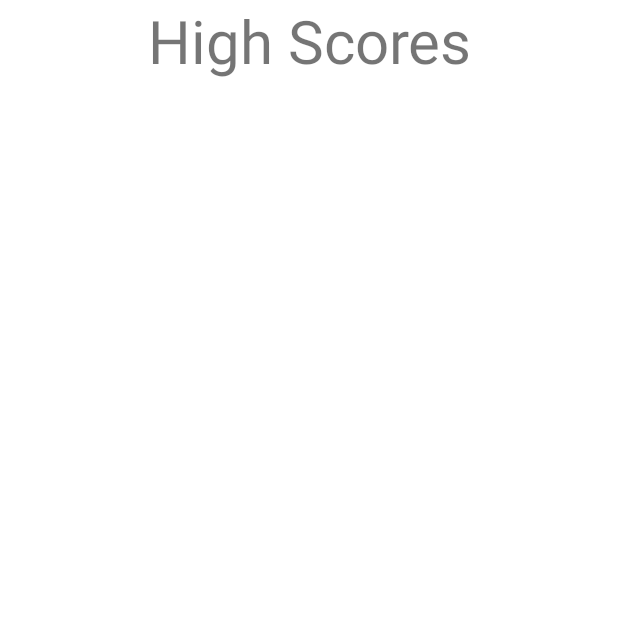
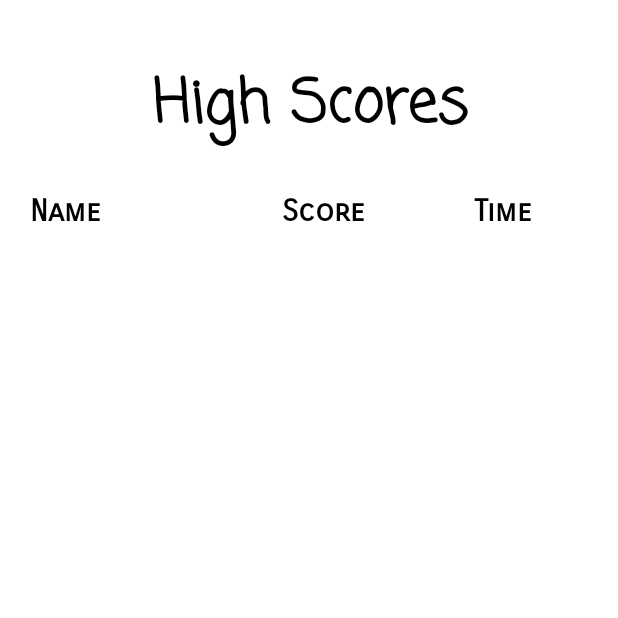
Before and after one commit to ChuaShuErn/Android_Game_Team03, an Android app: the LeaderboardActivity screen opened directly, with no data from a screen before it, on a phone screen of 412 x 824 dp, the top half of it. Run offline under Robolectric (Android 15) with nearby library versions, the phone set to English and light mode, and no system bars.

Commit message:
Adding time to high scores, Limit player name to 10 character, make UI more presentable

```diff
--- a/app/src/main/java/iss/workshop/android_game_t3/LeaderboardAdapter.java
+++ b/app/src/main/java/iss/workshop/android_game_t3/LeaderboardAdapter.java
@@ -35,8 +35,10 @@ public class LeaderboardAdapter extends ArrayAdapter<Object> {
             LayoutInflater inflater = (LayoutInflater) context.getSystemService(Activity.LAYOUT_INFLATER_SERVICE);
             convertView = inflater.inflate(R.layout.row_leaderboard, parent,false);
         }
-        TextView rankTextView = convertView.findViewById(R.id.rankTextView);
-        rankTextView.setText("");
+        TextView timeTextView = convertView.findViewById(R.id.timeTextView);
+        Integer minute = Math.toIntExact((leaderboardPlayerList.get(position).getTime() / 1000) / 60);
+        Integer second = Math.toIntExact((leaderboardPlayerList.get(position).getTime() / 1000) % 60);
+        timeTextView.setText((minute.toString() +":"+second.toString()));
 
         TextView nameTextView = convertView.findViewById(R.id.nameTextView);
         nameTextView.setText(leaderboardPlayerList.get(position).getName());
--- a/app/src/main/java/iss/workshop/android_game_t3/PlayActivity.java
+++ b/app/src/main/java/iss/workshop/android_game_t3/PlayActivity.java
@@ -276,7 +276,7 @@ public class PlayActivity extends AppCompatActivity implements AdapterView.OnIte
 
         //unpack all the view(congrats, score, EditName, SubmitBtn)
         TextView congratulation = myPopUpWin.findViewById(R.id.congratulations);
-        congratulation.setText("Congratulation!");
+        congratulation.setText("Congratulations");
 
         TextView scoreTextView = myPopUpWin.findViewById(R.id.score);
         scoreTextView.setText("Your score is " + score);//need to get score from getScore()?
@@ -334,6 +334,7 @@ public class PlayActivity extends AppCompatActivity implements AdapterView.OnIte
             SharedPreferences.Editor editor = pref.edit();
             editor.putString("player"+i,inputName.getText().toString());//add nth player
             editor.putInt("score"+i,score); //add nth player's score
+            editor.putLong("time"+i, stopTime); //add nth player's time
             editor.commit();
             //data/data/iss.workshop.android_game_t3/shared_prefs/Leaderboard.xml -->check shared pref here
 
@@ -390,6 +391,7 @@ public class PlayActivity extends AppCompatActivity implements AdapterView.OnIte
     public void restartActivity(Activity activity){
         if (Build.VERSION.SDK_INT >= 11){
             activity.recreate();
+
         }
         else{
             activity.finish();
--- a/app/src/main/java/iss/workshop/android_game_t3/Player.java
+++ b/app/src/main/java/iss/workshop/android_game_t3/Player.java
@@ -3,10 +3,12 @@ package iss.workshop.android_game_t3;
 public class Player implements Comparable<Player>{
     private String name;
     private Integer score;
+    private Long time;
 
-    public Player(String name, Integer score) {
+    public Player(String name, Integer score, Long time) {
         this.name = name;
         this.score = score;
+        this.time = time;
     }
 
     public String getName() {
@@ -17,6 +19,7 @@ public class Player implements Comparable<Player>{
         return score;
     }
 
+    public Long getTime() { return time; }
 
     @Override
     public int compareTo(Player player) {
--- a/app/src/main/res/layout/activity_leaderboard.xml
+++ b/app/src/main/res/layout/activity_leaderboard.xml
@@ -7,21 +7,70 @@
     android:layout_height="match_parent"
     android:orientation="vertical"
     tools:context=".LeaderboardActivity">
+
     <TextView
         android:id="@+id/highScoreHeader"
         android:layout_width="match_parent"
         android:layout_height="wrap_content"
+        android:layout_marginTop="40dp"
+        android:layout_gravity="center"
+        android:fontFamily="casual"
         android:text="High Scores"
-        android:textSize="40sp"
+        android:textStyle="bold"
         android:textAlignment="center"
-        android:layout_gravity="center"/>
+        android:textColor="@color/black"
+        android:textSize="40sp" />
 
+
+    <LinearLayout
+        android:layout_width="match_parent"
+        android:layout_height="40dp"
+        android:orientation="horizontal"
+        android:layout_marginTop="20dp">
+
+        <TextView
+
+            android:layout_width="125dp"
+            android:layout_height="match_parent"
+            android:layout_marginStart="20dp"
+            android:fontFamily="sans-serif-smallcaps"
+            android:gravity="center_vertical"
+            android:text="Name"
+            android:textColor="@color/black"
+            android:textSize="20sp"
+            android:textStyle="bold" />
+
+        <TextView
+            android:layout_width="100dp"
+            android:layout_height="match_parent"
+            android:layout_marginStart="20dp"
+            android:fontFamily="sans-serif-smallcaps"
+            android:gravity="center"
+            android:text="Score"
+            android:textColor="@color/black"
+            android:textSize="20sp"
+            android:textStyle="bold" />
+
+        <TextView
+            android:id="@+id/timeTextView"
+            android:layout_width="100dp"
+            android:layout_height="match_parent"
+            android:layout_marginStart="20dp"
+            android:fontFamily="sans-serif-smallcaps"
+            android:gravity="center"
+            android:text="Time"
+            android:textColor="@color/black"
+            android:textSize="20sp"
+            android:textStyle="bold" />
+
+    </LinearLayout>
     <ListView
         android:id="@+id/highScoreListView"
         android:layout_width="match_parent"
         android:layout_height="wrap_content"
-        android:layout_marginTop="40dp"
+        android:layout_marginTop="20dp"
         android:divider="@color/black"
-        android:dividerHeight="2dp"/>
+        android:padding="1dp"
+        android:dividerHeight="1dp"/>
 
 </LinearLayout>
```
Also changed, not shown: app/src/main/java/iss/workshop/android_game_t3/LeaderboardActivity.java (+9 -1 lines), app/src/main/res/layout/pop_up_win.xml (+14 -8 lines), app/src/main/res/layout/row_leaderboard.xml (+24 -16 lines).
